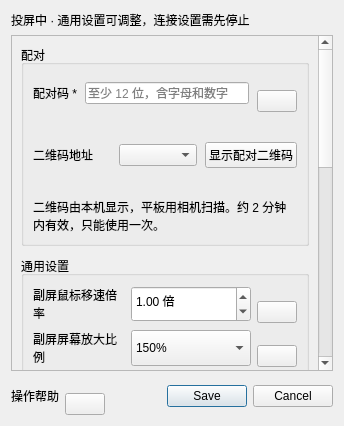
Old version of the form Fukaros/ui/forms/settings.ui in the repository HuTaoUnknow/Fukaros-Furina.
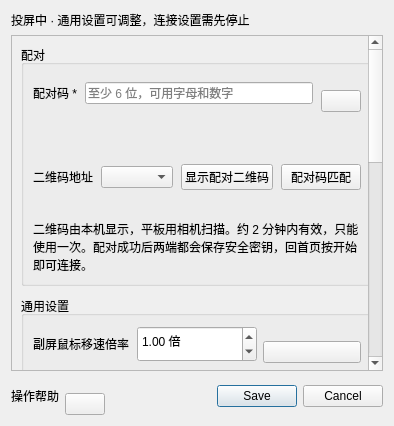
New version of the form. Custom widgets are drawn as their Qt base class.

Commit message: Match pairing by code on either end, with a live peer address

The edit to the form file:
```diff
--- a/Fukaros/ui/forms/settings.ui
+++ b/Fukaros/ui/forms/settings.ui
@@ -56,7 +56,7 @@
             <item>
              <widget class="QLineEdit" name="token">
               <property name="placeholderText">
-               <string>至少 12 位，含字母和数字</string>
+               <string>至少 6 位，可用字母和数字</string>
               </property>
               <property name="maxLength">
                <number>64</number>
@@ -128,6 +128,16 @@
             </property>
            </widget>
           </item>
+          <item>
+           <widget class="QLabel" name="pairingState">
+            <property name="wordWrap">
+             <bool>true</bool>
+            </property>
+            <property name="text">
+             <string/>
+            </property>
+           </widget>
+          </item>
           <item>
            <layout class="QHBoxLayout" name="qrHostRow">
             <item>
@@ -147,6 +157,13 @@
               </property>
              </widget>
             </item>
+            <item>
+             <widget class="QPushButton" name="pairCode">
+              <property name="text">
+               <string>配对码匹配</string>
+              </property>
+             </widget>
+            </item>
            </layout>
           </item>
           <item>
@@ -165,7 +182,7 @@
              <bool>true</bool>
             </property>
             <property name="text">
-             <string>二维码由本机显示，平板用相机扫描。约 2 分钟内有效，只能使用一次。</string>
+             <string>二维码由本机显示，平板用相机扫描。约 2 分钟内有效，只能使用一次。配对成功后两端都会保存安全密钥，回首页按开始即可连接。</string>
             </property>
            </widget>
           </item>
```
Left out of the diff: 6 changed lines with no effect on the pictures. The commit also changes 42 other files.
